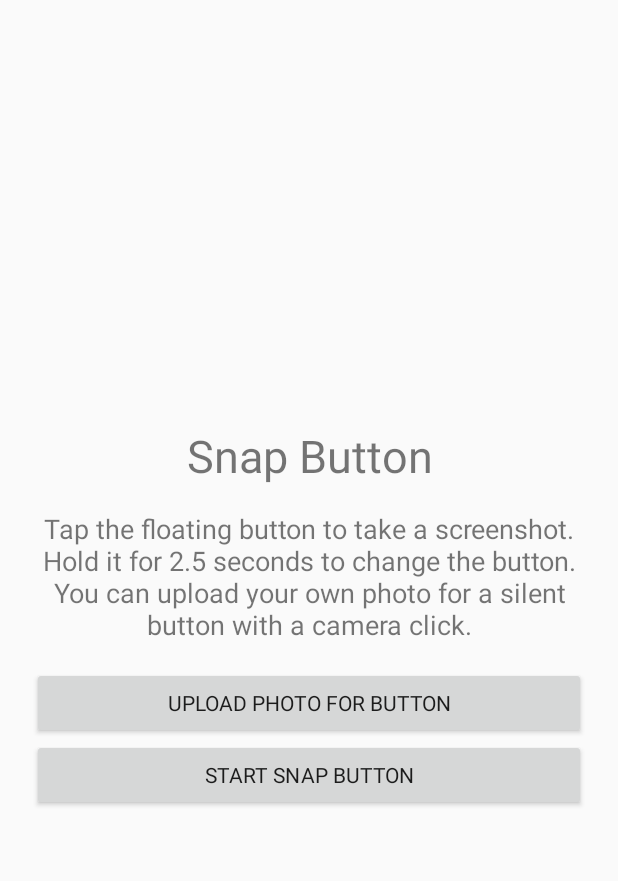
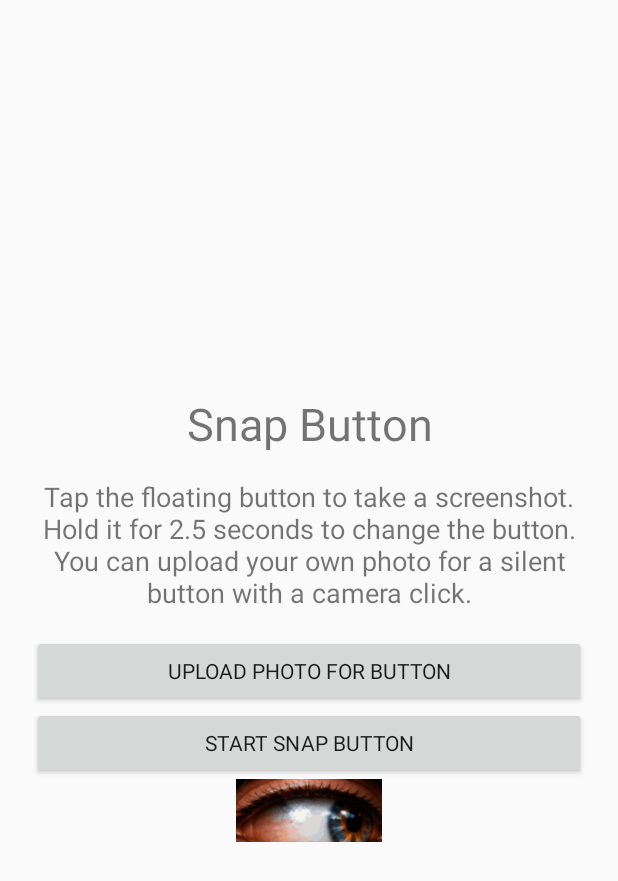
Before and after one commit to bigfringe/Snap-Button., an Android app: the screen it shows after launch (MainActivity), on a phone screen of 412 x 824 dp. Shown: the top 881 px of the screen. Run offline under Robolectric (Android 15) with nearby library versions, the phone set to English and light mode, and no system bars.

Commit message:
Add the moving Think Atlas eye to the home screen

```diff
--- a/app/src/main/java/com/snapbutton/app/MainActivity.kt
+++ b/app/src/main/java/com/snapbutton/app/MainActivity.kt
@@ -34,7 +34,20 @@ class MainActivity : AppCompatActivity() {
         })
         layout.addView(Button(this).apply { text = "UPLOAD PHOTO FOR BUTTON"; setOnClickListener { chooseCustomPhoto() } })
         layout.addView(Button(this).apply { text = "START SNAP BUTTON"; setOnClickListener { begin() } })
-        setContentView(layout)
+        val brand = ImageView(this).apply {
+            contentDescription = "Think Atlas"
+            scaleType = ImageView.ScaleType.FIT_CENTER
+            if (android.os.Build.VERSION.SDK_INT >= 28) {
+                val source = android.graphics.ImageDecoder.createSource(resources, R.raw.think_atlas)
+                val logo = android.graphics.ImageDecoder.decodeDrawable(source)
+                setImageDrawable(logo)
+                (logo as? android.graphics.drawable.AnimatedImageDrawable)?.start()
+            } else {
+                setImageBitmap(android.graphics.BitmapFactory.decodeResource(resources, R.raw.think_atlas))
+            }
+        }
+        layout.addView(brand, LinearLayout.LayoutParams(-1, (42 * resources.displayMetrics.density).toInt()))
+        setContentView(ScrollView(this).apply { isFillViewport = true; addView(layout) })
         if (intent.getBooleanExtra("chooseCustomPhoto", false)) chooseCustomPhoto()
     }
 
```
Also changed, not shown: app/src/main/res/raw/think_atlas.gif (added).
